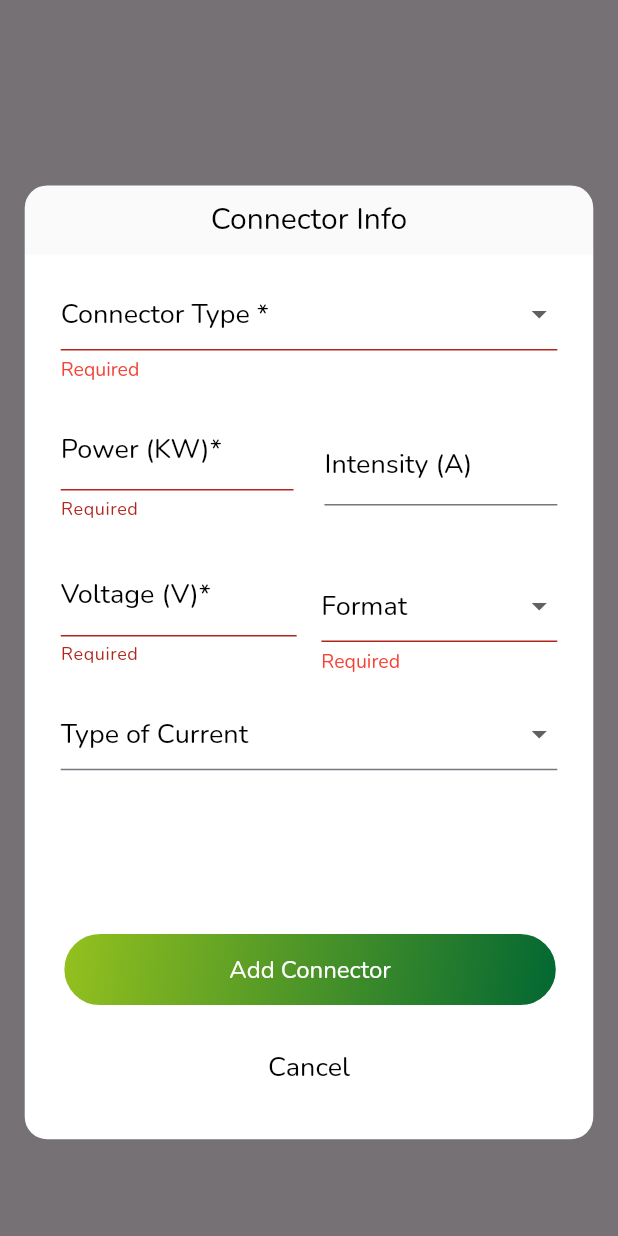
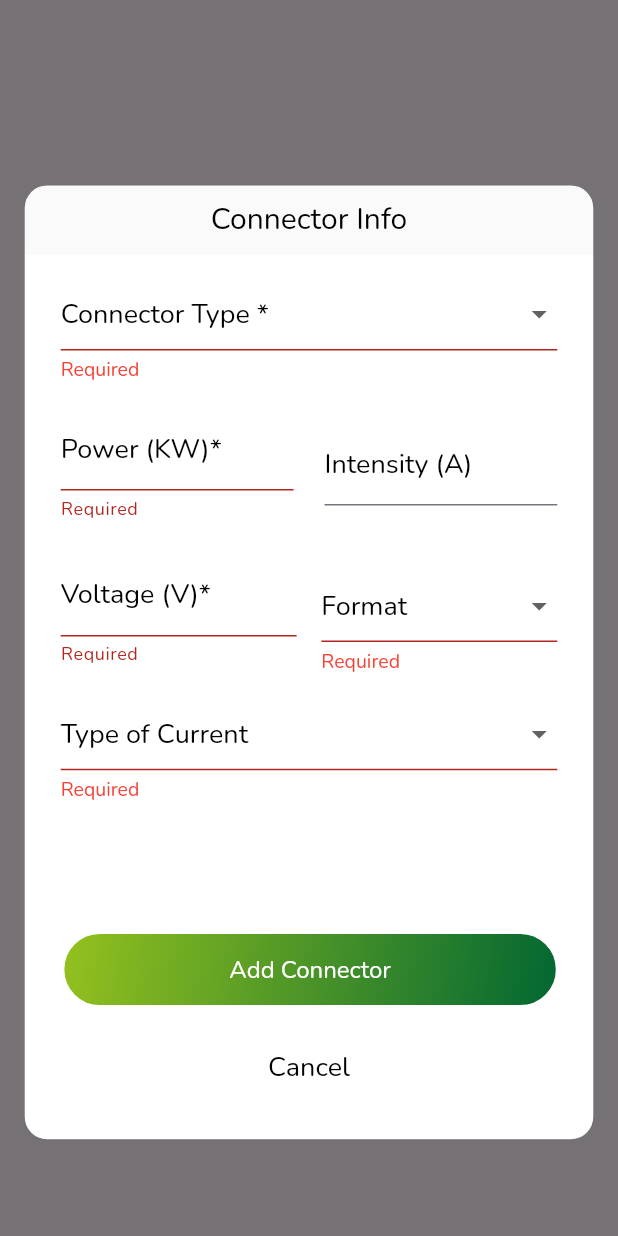
Before and after one commit to MahmoudRede/ElectroMaps, a Flutter app: what connectorInfoDialog() shows on an empty page, opened directly, after a tap on "Add Connector", on a phone screen of 412 x 824 dp. Run offline on Flutter 3.47's test engine with Material 3 defaults, Android fonts, the phone set to English and light mode, and no system bars; our stand-ins replace cloud_firestore, country_code_picker, dio, firebase_auth, firebase_core, firebase_storage and 10 more; accounts and stored records are empty.

Commit message:
+ current position

```diff
--- a/assets/translations/en.json
+++ b/assets/translations/en.json
@@ -60,7 +60,7 @@
   "energy_source": "Energy Source",
   "public_road": "Public Road",
   "parking": "Parking",
-  "parking_price": "Parking",
+  "parking_price": "Parking Price",
   "airport": "Airport",
   "camping": "Camping",
   "hotel": "Hotel",
--- a/lib/presentation/screens/add_station_screens/add_station_6.dart
+++ b/lib/presentation/screens/add_station_screens/add_station_6.dart
@@ -219,8 +219,8 @@ class AddStationSix extends StatelessWidget {
                                     CashHelper.getData(key: 'stationStatus'),
                                 energySource:
                                     CashHelper.getData(key: 'energySource'),
-                                langitude: CashHelper.getData(key: 'lat'),
-                                latitude: CashHelper.getData(key: 'lng'),
+                                langitude: double.parse(CashHelper.getData(key: 'lat')).toDouble(),
+                                latitude: double.parse(CashHelper.getData(key: 'lng')).toDouble(),
                                 location: CashHelper.getData(key: 'address'),
                                 address: CashHelper.getData(key: 'address'),
                                 number: CashHelper.getData(key: 'number'),
--- a/lib/presentation/widgets/connector_info_dialog.dart
+++ b/lib/presentation/widgets/connector_info_dialog.dart
@@ -452,16 +452,12 @@ Future<dynamic> connectorInfoDialog(BuildContext context) {
                                           .copyWith(fontSize: 18)),
                                 ),
                                 DropdownMenuItem(
-                                  value: "Connector",
-                                  child: Text('Connector',
-                                      style: Theme.of(context)
-                                          .textTheme
-                                          .headlineSmall!
-                                          .copyWith(fontSize: 18)),
+                                  value: AppLocalizations.of(context)!.translate("connector").toString(),
+                                  child: Text(AppLocalizations.of(context)!.translate("connector").toString()),
                                 ),
                                 DropdownMenuItem(
-                                  value: "Cable",
-                                  child: Text('Cable',
+                                  value: AppLocalizations.of(context)!.translate("cable").toString(),
+                                  child: Text(AppLocalizations.of(context)!.translate("cable").toString(),
                                       style: Theme.of(context)
                                           .textTheme
                                           .headlineSmall!
@@ -508,8 +504,7 @@ Future<dynamic> connectorInfoDialog(BuildContext context) {
                               ),
                       value: typeCurrentValue,
                       validator: (value) {
-                        if (value !=
-                            '${AppLocalizations.of(context)!.translate("type_of_current").toString()}') {
+                        if (value == AppLocalizations.of(context)!.translate("type_of_current").toString()) {
                           return AppLocalizations.of(context)!
                               .translate("required")
                               .toString();
@@ -517,36 +512,36 @@ Future<dynamic> connectorInfoDialog(BuildContext context) {
                         return null;
                       },
                       hint: Text(
-                        '${AppLocalizations.of(context)!.translate("type_of_current").toString()}',
+                        AppLocalizations.of(context)!.translate("type_of_current").toString(),
                       ),
                       items: [
                         DropdownMenuItem(
-                          value: '${AppLocalizations.of(context)!.translate("type_of_current").toString()}',
-                          child: Text('${AppLocalizations.of(context)!.translate("type_of_current").toString()}',
+                          value: AppLocalizations.of(context)!.translate("type_of_current").toString(),
+                          child: Text(AppLocalizations.of(context)!.translate("type_of_current").toString(),
                               style: Theme.of(context)
                                   .textTheme
                                   .headlineSmall!
                                   .copyWith(fontSize: 18)),
                         ),
                         DropdownMenuItem(
-                          value: "Monophase (AC)",
-                          child: Text('Monophase (AC)',
+                          value: "${AppLocalizations.of(context)!.translate("Monophase").toString()} (AC)",
+                          child: Text("${AppLocalizations.of(context)!.translate("Monophase").toString()} (AC)",
                               style: Theme.of(context)
                                   .textTheme
                                   .headlineSmall!
                                   .copyWith(fontSize: 18)),
                         ),
                         DropdownMenuItem(
-                          value: "Triphasic (AC)",
-                          child: Text('Triphasic (AC)',
+                          value: "${AppLocalizations.of(context)!.translate("triphasic").toString()} (AC)",
+                          child: Text("${AppLocalizations.of(context)!.translate("triphasic").toString()} (AC)",
                               style: Theme.of(context)
                                   .textTheme
                                   .headlineSmall!
                                   .copyWith(fontSize: 18)),
                         ),
                         DropdownMenuItem(
-                          value: "Direct Current (DC)",
-                          child: Text('Direct Current (DC)',
+                          value: "${AppLocalizations.of(context)!.translate("Monophase").toString()} (DC)",
+                          child: Text("${AppLocalizations.of(context)!.translate("Monophase").toString()} (DC)",
                               style: Theme.of(context)
                                   .textTheme
                                   .headlineSmall!
```
Also changed, not shown: lib/presentation/screens/new_charging_station_screens/new_charging_station_1.dart (+9 -9 lines), lib/presentation/screens/new_charging_station_screens/new_charging_station_3.dart (+12 -10 lines), lib/presentation/screens/stations_screen/stations_screen.dart (+27 -17 lines), pubspec.lock.
